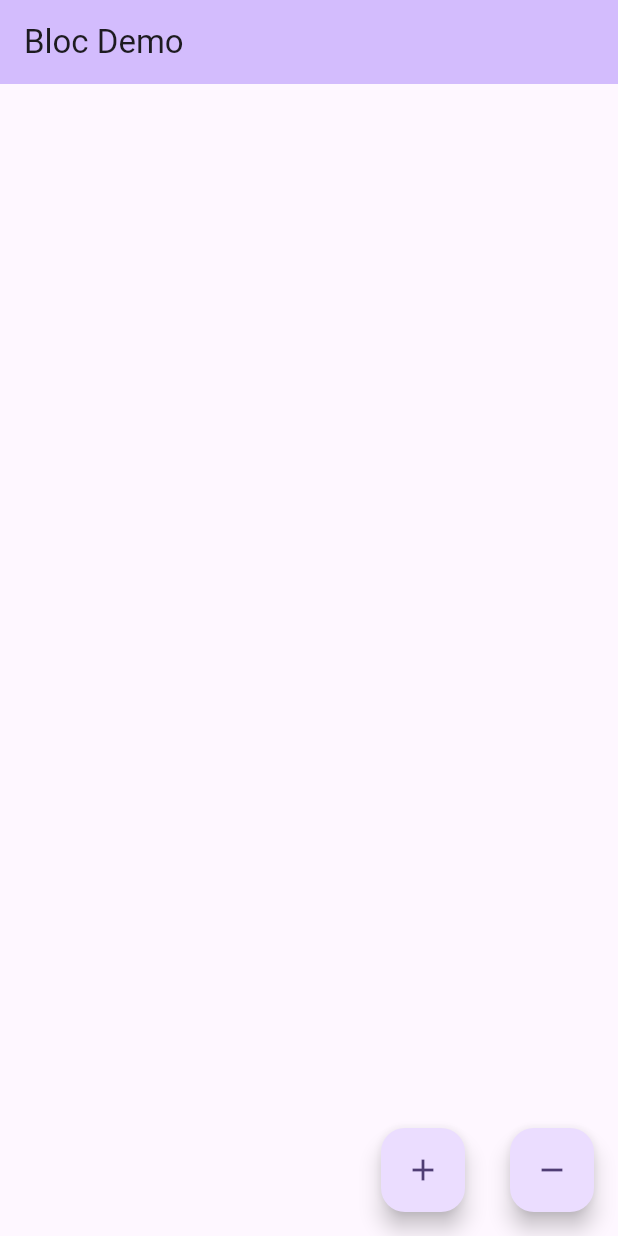
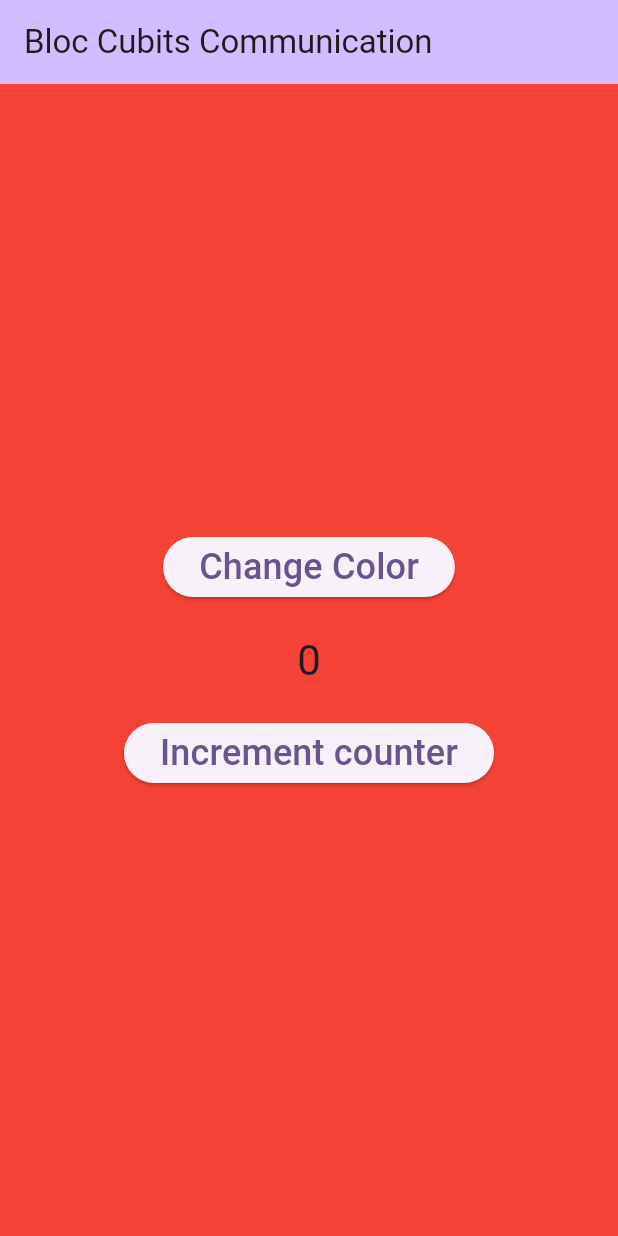
Before and after one commit to pankajjangid/flutter_bloc_tutorial, a Flutter app: the screen it shows after launch, on a phone screen of 412 x 824 dp. Run offline on Flutter 3.47's test engine with Material 2 defaults, Android fonts, the phone set to English and light mode, and no system bars; our stand-ins replace bloc, equatable, flutter_bloc.

Commit message:
Communication between 2 cubits

```diff
--- /dev/null
+++ b/lib/cubits/color/color_cubit.dart
@@ -0,0 +1,27 @@
+import 'dart:ui';
+
+import 'package:bloc/bloc.dart';
+import 'package:equatable/equatable.dart';
+import 'package:flutter/material.dart';
+
+part 'color_state.dart';
+
+class ColorCubit extends Cubit<ColorState> {
+  ColorCubit() : super(ColorState.initial());
+
+
+  void changeColor(){
+    if(state.color == Colors.red){
+      emit(state.copyWith(color: Colors.green));
+    }
+    else if(state.color == Colors.green){
+      emit(state.copyWith(color: Colors.blue));
+    }
+    else if(state.color == Colors.blue){
+      emit(state.copyWith(color: Colors.black));
+    }
+    else if(state.color == Colors.black){
+      emit(state.copyWith(color: Colors.red));
+    }
+  }
+}
--- /dev/null
+++ b/lib/cubits/color/color_state.dart
@@ -0,0 +1,28 @@
+part of 'color_cubit.dart';
+
+class ColorState extends Equatable {
+  final Color color;
+
+  ColorState({required this.color});
+
+  ColorState copyWith({
+    Color? color,
+  }) {
+    return ColorState(
+      color: color ?? this.color,
+    );
+  }
+
+  factory ColorState.initial(){
+    return ColorState(color: Colors.red);
+  }
+
+
+  @override
+  String toString() {
+    return 'ColorState{color: $color}';
+  }
+
+  @override
+  List<Object?> get props => [color];
+}
--- /dev/null
+++ b/lib/cubits/counter/counter_cubit.dart
@@ -0,0 +1,43 @@
+import 'dart:async';
+
+import 'package:bloc/bloc.dart';
+import 'package:equatable/equatable.dart';
+import 'package:flutter/cupertino.dart';
+import 'package:flutter/material.dart';
+
+import '../color/color_cubit.dart';
+
+part 'counter_state.dart';
+
+class CounterCubit extends Cubit<CounterState> {
+   int incrementSize=1;
+   final ColorCubit colorCubit;
+    late final StreamSubscription subscription;
+  CounterCubit(this.colorCubit) : super(CounterState.initial()){
+    subscription = colorCubit.stream.listen((ColorState colorState) {
+      if(colorState.color == Colors.red){
+        incrementSize=1;
+      }
+      else if(colorState.color == Colors.green){
+        incrementSize=10;
+      }
+      else if(colorState.color == Colors.blue){
+      incrementSize=100;
+      }
+      else if(colorState.color == Colors.black){
+        emit(state.copyWith(counter: state.counter-100));
+        incrementSize =-100;
+      }
+    });
+  }
+
+  void updateCounter(){
+    emit(state.copyWith(counter: state.counter+incrementSize));
+  }
+
+  @override
+  Future<void> close() {
+    subscription.cancel();
+    return super.close();
+  }
+}
--- /dev/null
+++ b/lib/cubits/counter/counter_state.dart
@@ -0,0 +1,26 @@
+part of 'counter_cubit.dart';
+
+class CounterState extends Equatable {
+  final int counter;
+
+  CounterState({required this.counter});
+
+  factory CounterState.initial(){
+    return CounterState(counter: 0);
+  }
+  @override
+  List<Object?> get props => [counter];
+
+  CounterState copyWith({
+    int? counter,
+  }) {
+    return CounterState(
+      counter: counter ?? this.counter,
+    );
+  }
+
+  @override
+  String toString() {
+    return 'CounterState{counter: $counter}';
+  }
+}
--- a/lib/main.dart
+++ b/lib/main.dart
@@ -1,5 +1,7 @@
 import 'package:flutter/material.dart';
 import 'package:flutter_bloc/flutter_bloc.dart';
+import 'package:flutter_bloc_tutorial/cubits/color/color_cubit.dart';
+import 'package:flutter_bloc_tutorial/cubits/counter/counter_cubit.dart';
 
 void main() {
   runApp(const MyApp());
@@ -11,14 +13,20 @@ class MyApp extends StatelessWidget {
   // This widget is the root of your application.
   @override
   Widget build(BuildContext context) {
-    return MaterialApp(
-      title: 'Bloc Demo',
-      debugShowCheckedModeBanner: false,
-      theme: ThemeData(
-        colorScheme: ColorScheme.fromSeed(seedColor: Colors.deepPurple),
-        useMaterial3: true,
+    return MultiBlocProvider(
+      providers: [
+        BlocProvider<ColorCubit>(create: (context) => ColorCubit(),),
+        BlocProvider<CounterCubit>(create: (context) => CounterCubit(context.read<ColorCubit>()),)
+      ],
+      child: MaterialApp(
+        title: 'Bloc Cubits Communication',
+        debugShowCheckedModeBanner: false,
+        theme: ThemeData(
+          colorScheme: ColorScheme.fromSeed(seedColor: Colors.deepPurple),
+          useMaterial3: true,
+        ),
+        home: MyHomePage(),
       ),
-      home: MyHomePage(),
     );
   }
 }
@@ -29,43 +37,35 @@ class MyHomePage extends StatelessWidget {
   @override
   Widget build(BuildContext context) {
     return Scaffold(
+      backgroundColor: context.watch<ColorCubit>().state.color,
       appBar: AppBar(
         backgroundColor: Theme.of(context).colorScheme.inversePrimary,
-        title: Text("Bloc Demo"),
+        title: Text("Bloc Cubits Communication"),
       ),
       body:Center(
         child: Column(
           mainAxisAlignment: MainAxisAlignment.center,
           children: <Widget>[
-            const Text(
-              '',
+            ElevatedButton(
+              onPressed: (){
+                context.read<ColorCubit>().changeColor();
+              },
+              child: const Text(
+                'Change Color',style: TextStyle(fontSize: 24),
+              ),
             ),
+            SizedBox(height: 20,),
             Text(
-              '',
+              '${context.watch<CounterCubit>().state.counter}',
               style: Theme.of(context).textTheme.headlineMedium,
             ),
+            SizedBox(height: 20,),
+            ElevatedButton(onPressed: (){
+              context.read<CounterCubit>().updateCounter();
+            }, child: Text("Increment counter",style: TextStyle(fontSize: 24),))
           ],
         ),
       ),
-      floatingActionButton: Row(
-        mainAxisAlignment: MainAxisAlignment.end,
-        children: [
-          FloatingActionButton(
-            onPressed: () {
-            },
-            child: const Icon(Icons.add),
-          ),
-          const SizedBox(
-            width: 30,
-          ),
-          FloatingActionButton(
-            onPressed: () {
-
-            },
-            child: const Icon(Icons.remove),
-          )
-        ],
-      ), // This trailing comma makes auto-formatting nicer for build methods.
     );
   }
 }
```
